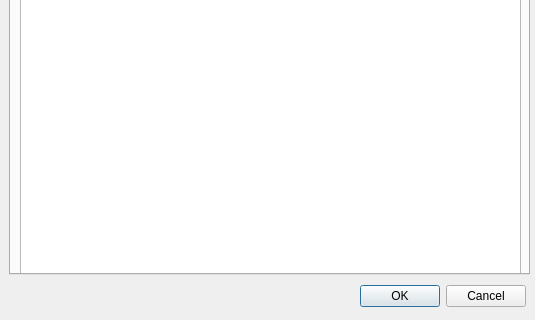
First picture: the form in qobjecteditor.ui, repository graf-abolmasov/PGraph, before the edit; both pictures show x 0 to 535 and y 185 to 505 of the 535 by 505 pixel window.
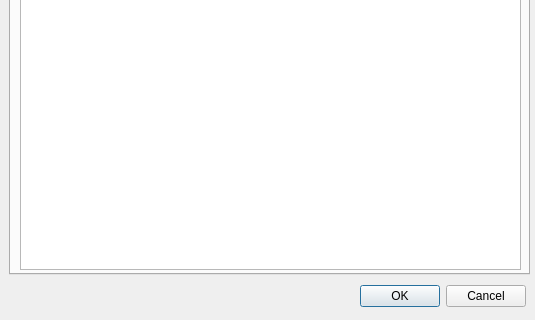
Second picture: the form after the edit. The open tabs and pages were chosen to show the change. Icons and pictures are not drawn.

```diff
--- a/qobjecteditor.ui
+++ b/qobjecteditor.ui
@@ -75,7 +75,7 @@
        <x>9</x>
        <y>9</y>
        <width>501</width>
-       <height>421</height>
+       <height>411</height>
       </rect>
      </property>
     </widget>
```
Left out of the diff: 4 changed lines with no effect on the pictures.
